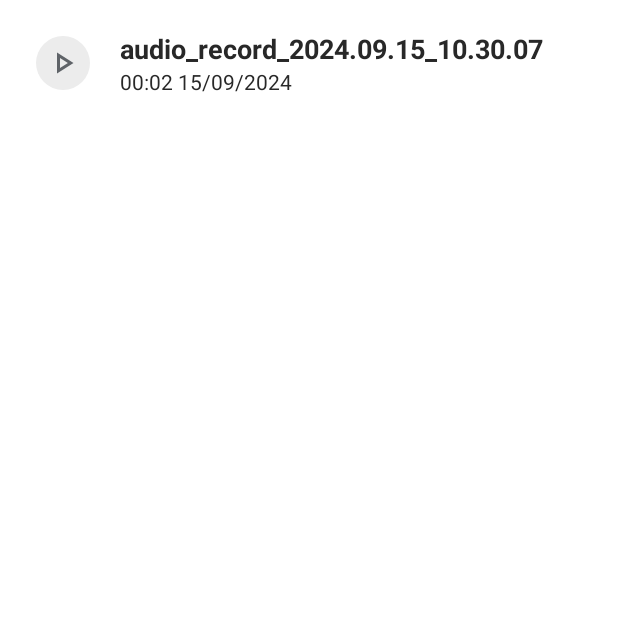
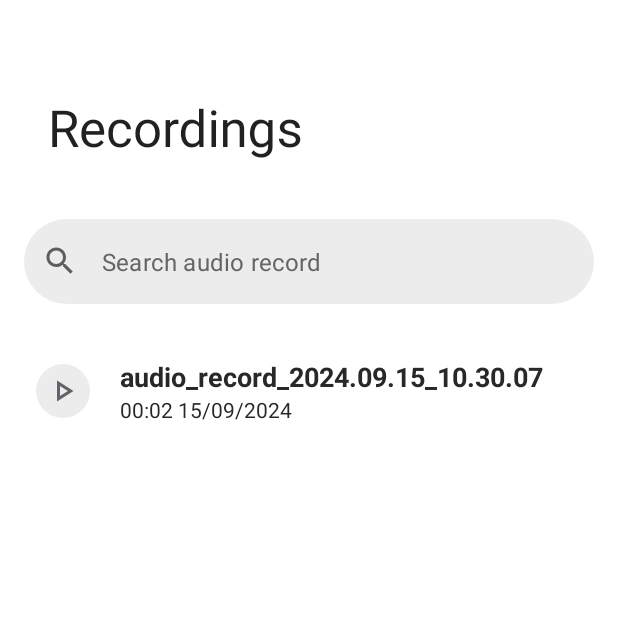
Before and after one commit to DuyManh1905/AudioRecorder, an Android app: the GalleryActivity screen opened directly, with no data from a screen before it, on a phone screen of 412 x 824 dp, the top half of it. Run offline under Robolectric (Android 15) with nearby library versions, the phone set to English and light mode, and no system bars; our stand-ins replace Room's generated code.

Commit message:
them phan hien thi song trong phan phat record

```diff
--- a/app/src/main/java/com/duymanh/audiorecorder/AudioPlayerActivity.kt
+++ b/app/src/main/java/com/duymanh/audiorecorder/AudioPlayerActivity.kt
@@ -9,14 +9,11 @@ import android.os.Looper
 import android.widget.ImageButton
 import android.widget.SeekBar
 import android.widget.TextView
-import android.widget.Toolbar
 import androidx.core.content.res.ResourcesCompat
 import com.google.android.material.appbar.MaterialToolbar
 import com.google.android.material.chip.Chip
 import java.text.DecimalFormat
 import java.text.NumberFormat
-import kotlin.math.log
-import kotlin.time.Duration
 
 class AudioPlayerActivity : AppCompatActivity() {
 
@@ -27,6 +24,8 @@ class AudioPlayerActivity : AppCompatActivity() {
 
     private lateinit var tvTrackProgress: TextView
     private lateinit var tvTrackDuration: TextView
+
+    private lateinit var playerView: PlayerWaveformView
 
     private lateinit var btnPlay: ImageButton
     private lateinit var btnBackward: ImageButton
@@ -54,6 +53,7 @@ class AudioPlayerActivity : AppCompatActivity() {
 
         tvTrackProgress = findViewById(R.id.tvTrackProgress)
         tvTrackDuration = findViewById(R.id.tvTrackDuration)
+        playerView = findViewById(R.id.playerView)
 
         setSupportActionBar(toolbar)
         supportActionBar?.setDisplayHomeAsUpEnabled(true)
@@ -87,9 +87,9 @@ class AudioPlayerActivity : AppCompatActivity() {
 
 
         btnPlay.setOnClickListener{
-            playPausePlaer()
+            playPausePlayer()
         }
-        playPausePlaer()
+        playPausePlayer()
         seekBar.max = mediaPlayer.duration
         mediaPlayer.setOnCompletionListener {
             btnPlay.background = ResourcesCompat.getDrawable(resources, R.drawable.ic_play_circle,theme)
@@ -133,10 +133,21 @@ class AudioPlayerActivity : AppCompatActivity() {
 
     }
 
-    private fun playPausePlaer() {
+    private fun playPausePlayer() {
         if(!mediaPlayer.isPlaying){
             mediaPlayer.start()
             btnPlay.background = ResourcesCompat.getDrawable(resources, R.drawable.ic_pause_circle,theme)
+
+            runnable = Runnable {
+                var progress = mediaPlayer.currentPosition
+                seekBar.progress = progress
+
+                var amp = 80 + Math.random()*300
+                playerView.updateAmps(amp.toInt())
+
+                handler.postDelayed(runnable, 100)
+            }
+
             handler.postDelayed(runnable,delay)
         }
         else{
--- /dev/null
+++ b/app/src/main/res/drawable/ic_search.xml
@@ -0,0 +1,5 @@
+<vector android:height="24dp" android:tint="#000000"
+    android:viewportHeight="24" android:viewportWidth="24"
+    android:width="24dp" xmlns:android="http://schemas.android.com/apk/res/android">
+    <path android:fillColor="@android:color/white" android:pathData="M15.5,14h-0.79l-0.28,-0.27C15.41,12.59 16,11.11 16,9.5 16,5.91 13.09,3 9.5,3S3,5.91 3,9.5 5.91,16 9.5,16c1.61,0 3.09,-0.59 4.23,-1.57l0.27,0.28v0.79l5,4.99L20.49,19l-4.99,-5zM9.5,14C7.01,14 5,11.99 5,9.5S7.01,5 9.5,5 14,7.01 14,9.5 11.99,14 9.5,14z"/>
+</vector>
--- a/app/src/main/res/layout/activity_gallery.xml
+++ b/app/src/main/res/layout/activity_gallery.xml
@@ -1,14 +1,47 @@
 <?xml version="1.0" encoding="utf-8"?>
-<androidx.constraintlayout.widget.ConstraintLayout xmlns:android="http://schemas.android.com/apk/res/android"
+<androidx.coordinatorlayout.widget.CoordinatorLayout
+    xmlns:android="http://schemas.android.com/apk/res/android"
     xmlns:app="http://schemas.android.com/apk/res-auto"
     xmlns:tools="http://schemas.android.com/tools"
     android:layout_width="match_parent"
     android:layout_height="match_parent"
     tools:context=".GalleryActivity">
 
+    <com.google.android.material.appbar.AppBarLayout
+        android:layout_width="match_parent"
+        android:layout_height="wrap_content"
+        android:fitsSystemWindows="true"
+        android:background="@android:color/transparent">
+        <com.google.android.material.appbar.CollapsingToolbarLayout
+            android:layout_width="match_parent"
+            android:layout_height="130dp"
+            app:layout_scrollFlags="scroll|exitUntilCollapsed">
+            <com.google.android.material.appbar.MaterialToolbar
+                android:layout_width="match_parent"
+                android:layout_height="?actionBarSize"
+                app:title="Recordings"/>
+        </com.google.android.material.appbar.CollapsingToolbarLayout>
+        <com.google.android.material.textfield.TextInputLayout
+            android:layout_width="match_parent"
+            android:layout_height="wrap_content"
+            app:hintEnabled="false"
+            style="@style/searchInputStyle">
+            <com.google.android.material.textfield.TextInputEditText
+                android:id="@+id/search_input"
+                android:layout_width="match_parent"
+                android:layout_height="wrap_content"
+                android:hint="Search audio record"
+                android:inputType="text"
+                android:textColor="@color/colorText"
+                android:textColorHint="@color/grayDark"
+                android:imeOptions="actionSearch"/>
+        </com.google.android.material.textfield.TextInputLayout>
+    </com.google.android.material.appbar.AppBarLayout>
+
     <androidx.recyclerview.widget.RecyclerView
         android:id="@+id/recyclerView"
         android:layout_width="match_parent"
-        android:layout_height="match_parent"/>
+        android:layout_height="match_parent"
+        app:layout_behavior="@string/appbar_scrolling_view_behavior"/>
 
-</androidx.constraintlayout.widget.ConstraintLayout>
+</androidx.coordinatorlayout.widget.CoordinatorLayout>
--- a/app/src/main/res/values/themes.xml
+++ b/app/src/main/res/values/themes.xml
@@ -25,4 +25,17 @@
         <item name="boxCornerRadiusTopStart">26dp</item>
         <item name="boxCornerRadiusTopEnd">26dp</item>
     </style>
+
+    <style name="searchInputStyle" parent="Widget.MaterialComponents.TextInputLayout.OutlinedBox">
+        <item name="boxBackgroundColor">@color/gray</item>
+        <item name="boxStrokeWidth">0dp</item>
+        <item name="boxStrokeWidthFocused">0dp</item>
+        <item name="android:layout_margin">16dp</item>
+        <item name="boxCornerRadiusTopEnd">36dp</item>
+        <item name="boxCornerRadiusTopStart">36dp</item>
+        <item name="boxCornerRadiusBottomEnd">36dp</item>
+        <item name="boxCornerRadiusBottomStart">36dp</item>
+        <item name="endIconMode">clear_text</item>
+        <item name="startIconDrawable">@drawable/ic_search</item>
+    </style>
 </resources>
```
Also changed, not shown: app/src/main/java/com/duymanh/audiorecorder/PlayerWaveformView.kt (added, +92 -0 lines), app/src/main/res/layout/activity_audio_player.xml (+9 -0 lines).
